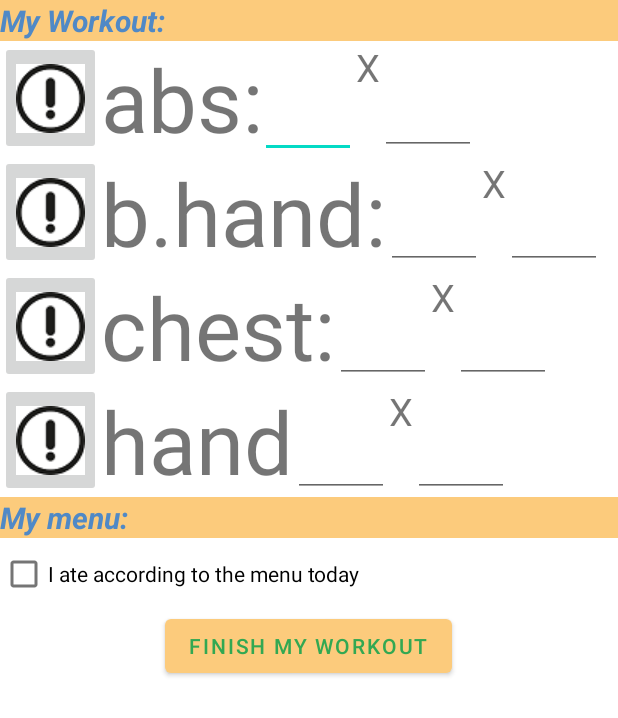
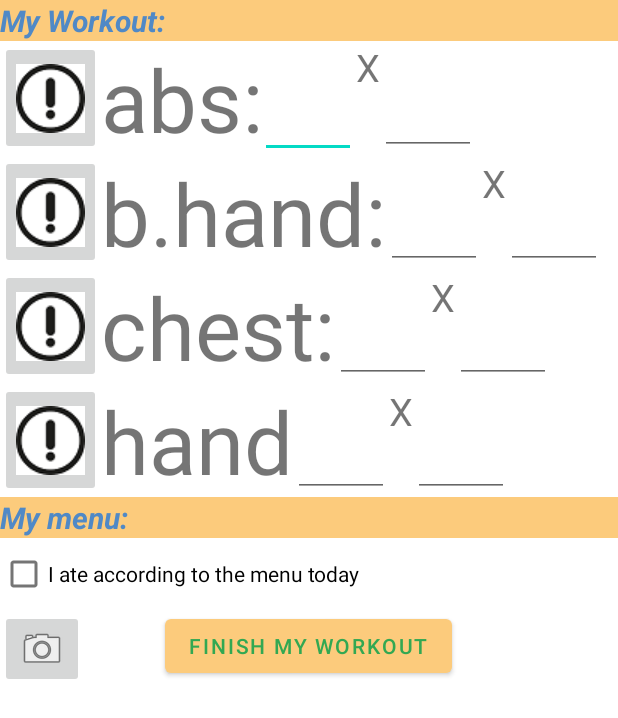
Before and after one commit to orad-cohen/Gymi, an Android app: the MyWorkout screen opened directly, with no data from a screen before it, on a phone screen of 412 x 824 dp. Shown: the top 718 px of the screen. Run offline under Robolectric (Android 15) with nearby library versions, the phone set to English and light mode, and no system bars; our stand-ins replace Firebase (no records; nobody signed in at launch, a user with empty details on screens opened directly); 8 statements that could not run were skipped.

Commit message:
adding image btn

```diff
--- a/app/src/main/AndroidManifest.xml
+++ b/app/src/main/AndroidManifest.xml
@@ -54,4 +54,9 @@
     <uses-permission android:name="android.permission.FOREGROUND_SERVICE"/>
     <uses-permission android:name="android.permission.ACCESS_COARSE_LOCATION" />
     <uses-permission android:name="android.permission.ACCESS_FINE_LOCATION" />
+
+
+
+
+
 </manifest>
--- a/app/src/main/java/com/project/gymi/MyWorkout.java
+++ b/app/src/main/java/com/project/gymi/MyWorkout.java
@@ -4,6 +4,7 @@ import android.annotation.SuppressLint;
 import android.content.Intent;
 import android.net.Uri;
 import android.os.Bundle;
+import android.provider.MediaStore;
 import android.view.View;
 import android.widget.ArrayAdapter;
 import android.widget.Button;
@@ -31,7 +32,7 @@ public class MyWorkout extends AppCompatActivity {
             backhand_returns, chest_sets,chest_returns,hand_sets,hand_returns;
     Button send_report_btn;
 
-    ImageButton abs_btn,bhand_btn,chest_btn,hand_btn;
+    ImageButton abs_btn,bhand_btn,chest_btn,hand_btn,cam_btn;
 
 
 
@@ -55,7 +56,7 @@ public class MyWorkout extends AppCompatActivity {
         bhand_btn = findViewById(R.id.bhand_link);
         chest_btn = findViewById(R.id.chest_link);
         hand_btn = findViewById(R.id.hand_link);
-
+        cam_btn = findViewById(R.id.openCamButton);
         Bundle extras = getIntent().getExtras();
 
             String absS = extras.getString("absS");
@@ -106,6 +107,7 @@ public class MyWorkout extends AppCompatActivity {
 
 
 
+
     }
 
 
@@ -114,6 +116,7 @@ public class MyWorkout extends AppCompatActivity {
     public void getMsg(View view) {
         Toast.makeText(this, "well done! your trainer will get the data and contact you soon", Toast.LENGTH_SHORT).show();
     }
+
     public void goToAbs(){
         goToUrl ("https://www.youtube.com/watch?v=vkKCVCZe474");
     }
--- a/app/src/main/res/layout/my_workout.xml
+++ b/app/src/main/res/layout/my_workout.xml
@@ -226,4 +226,11 @@
         android:text="FINISH MY WORKOUT"
         android:textColor="@color/green" />
 
+    <ImageButton
+        android:id="@+id/openCamButton"
+        android:layout_width="wrap_content"
+        android:layout_height="wrap_content"
+        android:layout_below="@id/checkBox"
+        app:srcCompat="@android:drawable/ic_menu_camera" />
+
 </RelativeLayout>
```
